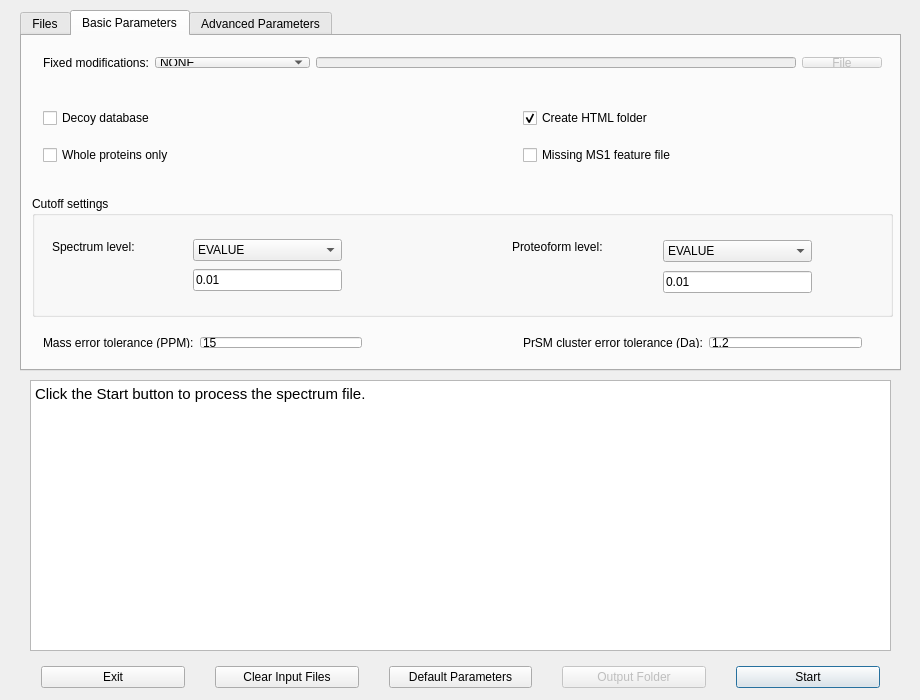
First picture: the form in src/gui/topmg/topmgwindow.ui, repository toppic-suite/toppic-suite, before the edit.
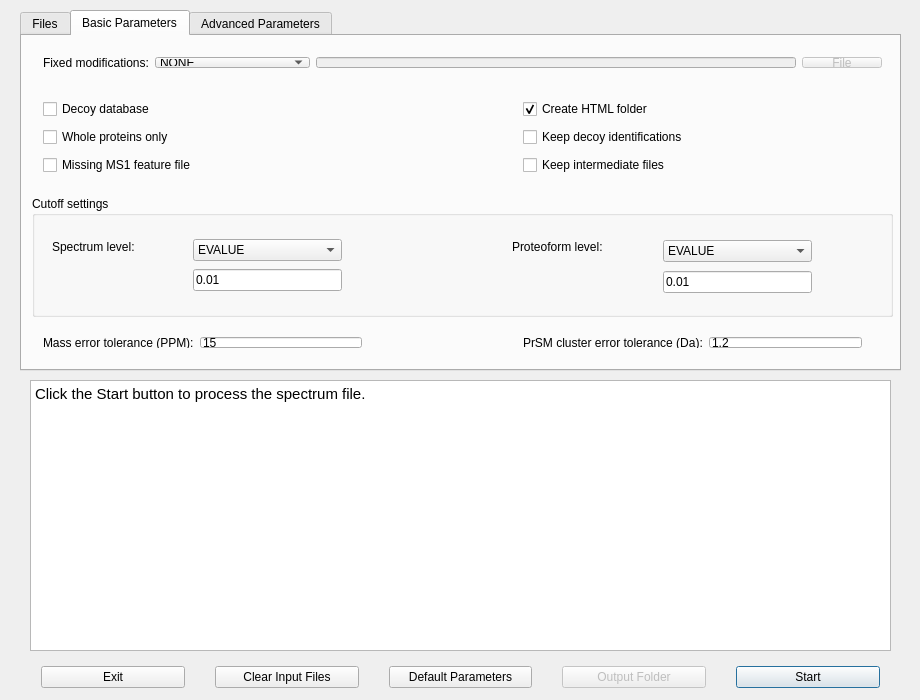
Second picture: the form after the edit. The open tabs and pages were chosen to show the change. Icons and pictures are not drawn.

Diff of the .ui file:
```diff
--- a/src/gui/topmg/topmgwindow.ui
+++ b/src/gui/topmg/topmgwindow.ui
@@ -393,6 +393,13 @@
          </property>
         </widget>
        </item>
+       <item>
+        <widget class="QCheckBox" name="topfdFeatureCheckBox">
+         <property name="text">
+          <string>Missing MS1 feature file</string>
+         </property>
+        </widget>
+       </item>
       </layout>
      </widget>
      <widget class="QWidget" name="horizontalLayoutWidget_11">
@@ -585,9 +592,16 @@
         </widget>
        </item>
        <item>
-        <widget class="QCheckBox" name="topfdFeatureCheckBox">
+        <widget class="QCheckBox" name="keepDecoyCheckBox">
          <property name="text">
-          <string>Missing MS1 feature file</string>
+          <string>Keep decoy identifications</string>
+         </property>
+        </widget>
+       </item>
+       <item>
+        <widget class="QCheckBox" name="keepTempCheckBox">
+         <property name="text">
+          <string>Keep intermediate files</string>
          </property>
         </widget>
        </item>
```
Left out of the diff: 2 changed lines with no effect on the pictures.
